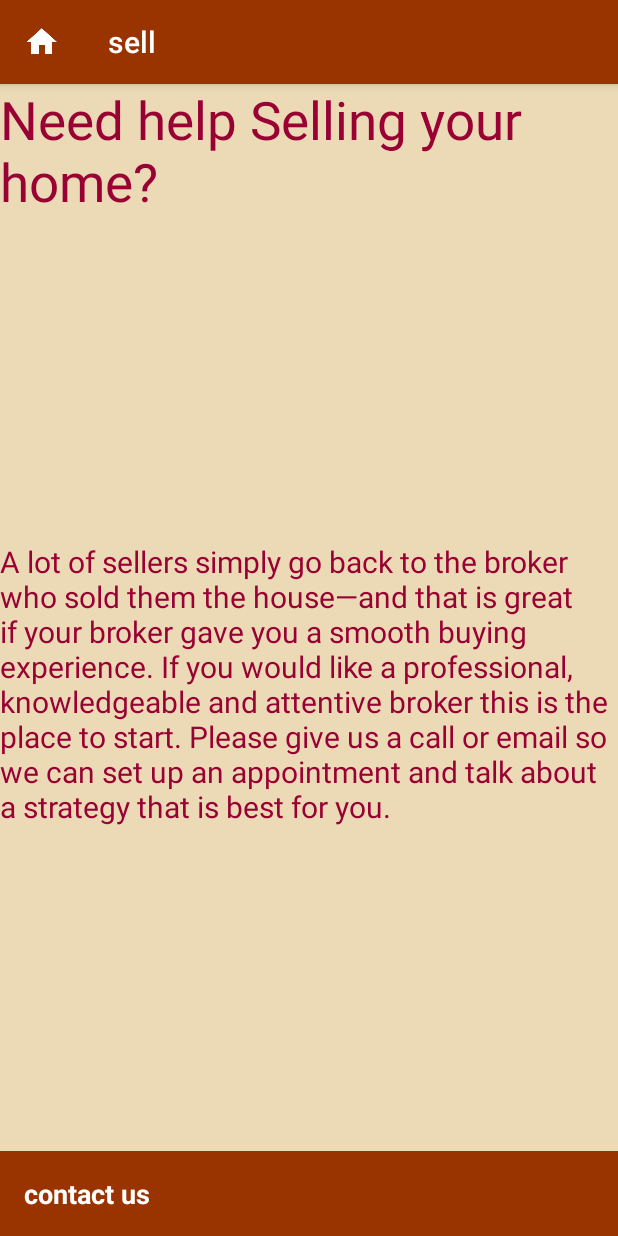
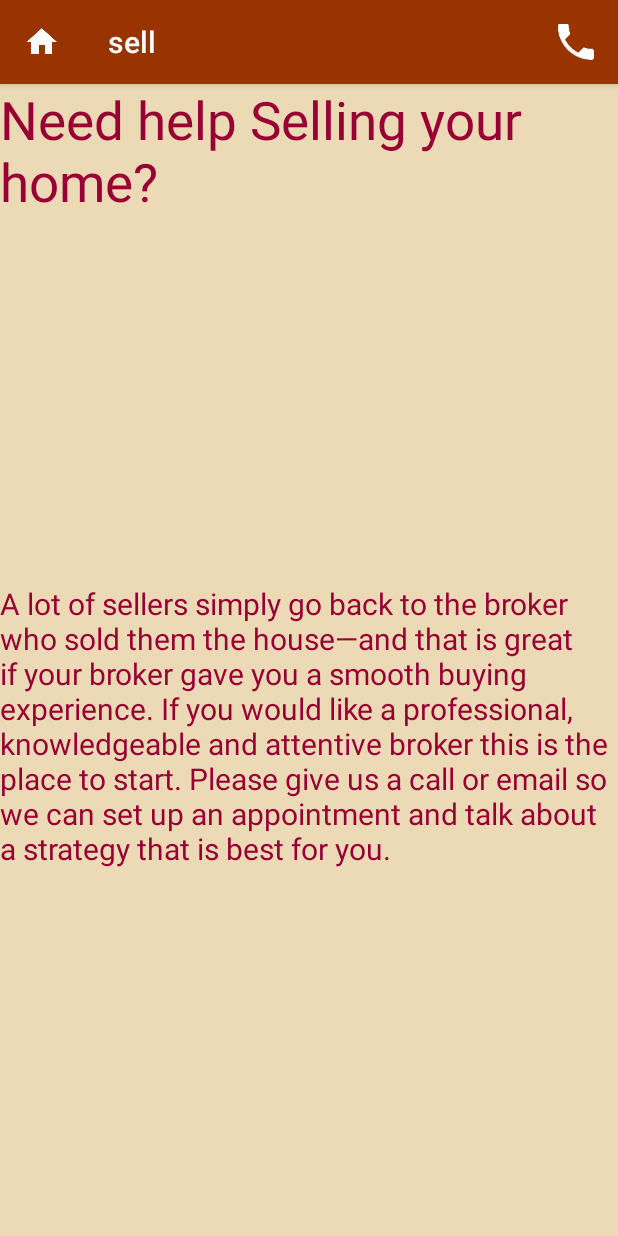
Before and after one commit to deadlycrawler/HearthstonePropertyManagement, an Android app: the screen it shows after launch (sell), after a tap on "sell", on a phone screen of 412 x 824 dp. Run offline under Robolectric (Android 15) with nearby library versions, the phone set to English and light mode, and no system bars.

Commit message:
adding contact menu buttons to each page

```diff
--- a/app/src/main/AndroidManifest.xml
+++ b/app/src/main/AndroidManifest.xml
@@ -28,7 +28,7 @@
             android:screenOrientation="portrait" />
         <activity
             android:name=".Activitys.buy.buy"
-            android:label="@string/purchaseString"
+            android:label="@string/buy"
             android:parentActivityName=".Activitys.MainActivity"
             android:screenOrientation="portrait" />
         <activity
--- a/app/src/main/java/com/tools/radio/hearthstonepropertymanagement/Activitys/MainActivity.java
+++ b/app/src/main/java/com/tools/radio/hearthstonepropertymanagement/Activitys/MainActivity.java
@@ -6,6 +6,7 @@ import android.os.Bundle;
 import android.view.View;
 import android.widget.TextView;
 
+import com.tools.radio.hearthstonepropertymanagement.Activitys.AboutUs.AboutUsActivity;
 import com.tools.radio.hearthstonepropertymanagement.Activitys.Rent.rent_search;
 import com.tools.radio.hearthstonepropertymanagement.R;
 
@@ -26,6 +27,7 @@ public class MainActivity extends AppCompatActivity {
         TextView buy = (TextView) findViewById(R.id.buy);
         TextView sell = (TextView) findViewById(R.id.sell);
         TextView rent = (TextView) findViewById(R.id.rent);
+        TextView aboutUs = (TextView) findViewById(R.id.aboutUs);
 
         //buttons(textViews) on primary menu, simple click events to navigate
         contact.setOnClickListener(new View.OnClickListener() {
@@ -67,6 +69,13 @@ public class MainActivity extends AppCompatActivity {
                 startActivity(i);
             }
         });
+        aboutUs.setOnClickListener(new View.OnClickListener() {
+            @Override
+            public void onClick(View view) {
+                Intent i = new Intent(MainActivity.this, AboutUsActivity.class);
+                startActivity(i);
+            }
+        });
 
     }
 }
--- a/app/src/main/java/com/tools/radio/hearthstonepropertymanagement/Activitys/sell/sell.java
+++ b/app/src/main/java/com/tools/radio/hearthstonepropertymanagement/Activitys/sell/sell.java
@@ -1,11 +1,15 @@
 package com.tools.radio.hearthstonepropertymanagement.Activitys.sell;
 
+import android.content.Context;
 import android.content.Intent;
 import android.os.Bundle;
 import android.support.v7.app.AppCompatActivity;
+import android.view.Menu;
+import android.view.MenuItem;
 import android.view.View;
 import android.widget.TextView;
 
+import com.tools.radio.hearthstonepropertymanagement.Activitys.MainActivity;
 import com.tools.radio.hearthstonepropertymanagement.R;
 
 public class sell extends AppCompatActivity {
@@ -16,14 +20,31 @@ public class sell extends AppCompatActivity {
         setContentView(R.layout.sell);
 
 
-        TextView contact = (TextView) findViewById(R.id.contactUs);
 
-        contact.setOnClickListener(new View.OnClickListener() {
-            @Override
-            public void onClick(View view) {
+
+
+    }  @Override
+    public boolean onCreateOptionsMenu(Menu menu) {
+        getMenuInflater().inflate(R.menu.menu, menu);
+        return true;
+    }
+
+    @Override
+    public boolean onOptionsItemSelected(MenuItem item) {
+
+        int menuItemThatWasSelected = item.getItemId();
+        Context context = sell.this;
+
+        switch (menuItemThatWasSelected){
+
+            case R.id.CallMenuButton:
                 Intent i = new Intent(sell.this, com.tools.radio.hearthstonepropertymanagement.Activitys.contact.contact.class);
                 startActivity(i);
-            }
-        });
+                break;
+
+        }
+
+
+        return super.onOptionsItemSelected(item);
     }
 }
--- a/app/src/main/res/layout/sell.xml
+++ b/app/src/main/res/layout/sell.xml
@@ -24,13 +24,6 @@
         android:layout_weight="1"
         android:textColor="@color/burnt" />
 
-    <TextView
-        android:id="@+id/contactUs"
-        android:layout_width="match_parent"
-        android:layout_height="wrap_content"
-        android:layout_gravity="bottom"
-        style="@style/CategoryStyle"
-        android:text="@string/contactUsString"/>
 
 
 </LinearLayout>
--- /dev/null
+++ b/app/src/main/res/menu/menu.xml
@@ -0,0 +1,18 @@
+<?xml version="1.0" encoding="utf-8"?>
+
+
+<menu xmlns:android="http://schemas.android.com/apk/res/android"
+    xmlns:andorid="http://schemas.android.com/tools"
+    xmlns:app="http://schemas.android.com/apk/res-auto">
+
+
+    <item
+        android:id="@+id/CallMenuButton"
+        android:icon="@drawable/ic_phone_white_48dp"
+        android:orderInCategory="1"
+        android:title="@string/call"
+        app:showAsAction="ifRoom" />
+
+
+
+</menu>
--- a/app/src/main/res/values/strings.xml
+++ b/app/src/main/res/values/strings.xml
@@ -95,6 +95,8 @@
     <string name="AboutUs">About Us</string>
     <string name="we_manage">We manage upper scale properties with a unique concierge service to tenant and owner!</string>
     <string name="AboutUsSpeach">William “Butch” Bartram retired from the Air Force in 2012 after serving 24 years for his country. He earned a degree with the Community College of the Air Force in Resource Management, and also has a certification in Executive Leadership and Management with the University of Notre Dame. Butch, as most people call him, has also been a leader in our local community. He has been a member of the Chamber of Commerce and has also held the Vice President position in the Portales Main Street Program. A genuine servant’s heart, Butch wants to help families who are new to the area find their new home. With hard work, Butch received his REALTOR’S license in 2016 and believes that you can’t have too much customer service. Whether you’re buying or selling a home, wanting to rent your home, or needing a home to rent, Butch is ready to help. He is your go to man for all things housing.</string>
+    <string name="call">Call</string>
+    <string name="email">email</string>
 
 
 </resources>
```
Also changed, not shown: app/src/main/java/com/tools/radio/hearthstonepropertymanagement/Activitys/buy/buy.java (+32 -1 lines).
